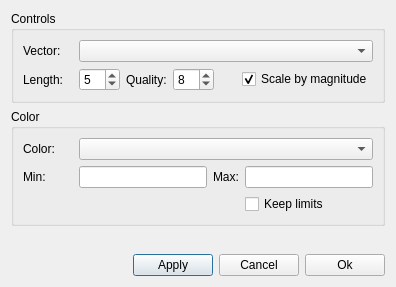
Before: the Qt Designer form ElmerGUI/vtkpost/vector.ui in tehnick/elmerfem, drawn with Qt 5.
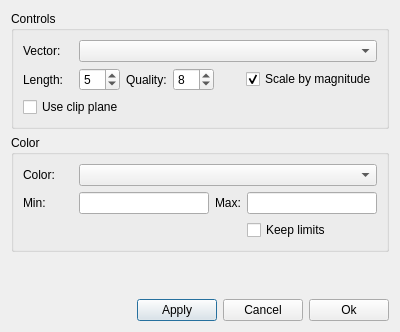
After: the same form once the commit is applied. Icons and pictures are not drawn.

Commit message: ElemrGUI: Added optional vector field clipping

Diff of the .ui file:
```diff
--- a/ElmerGUI/vtkpost/vector.ui
+++ b/ElmerGUI/vtkpost/vector.ui
@@ -5,8 +5,8 @@
    <rect>
     <x>0</x>
     <y>0</y>
-    <width>392</width>
-    <height>287</height>
+    <width>397</width>
+    <height>332</height>
    </rect>
   </property>
   <property name="windowTitle" >
@@ -137,6 +137,30 @@
         </item>
        </layout>
       </item>
+      <item>
+       <layout class="QHBoxLayout" >
+        <item>
+         <widget class="QCheckBox" name="useClip" >
+          <property name="text" >
+           <string>Use clip plane</string>
+          </property>
+         </widget>
+        </item>
+        <item>
+         <spacer>
+          <property name="orientation" >
+           <enum>Qt::Horizontal</enum>
+          </property>
+          <property name="sizeHint" >
+           <size>
+            <width>40</width>
+            <height>20</height>
+           </size>
+          </property>
+         </spacer>
+        </item>
+       </layout>
+      </item>
      </layout>
     </widget>
    </item>
@@ -246,8 +270,8 @@
      </property>
      <property name="sizeHint" >
       <size>
-       <width>374</width>
-       <height>21</height>
+       <width>378</width>
+       <height>16</height>
       </size>
      </property>
     </spacer>
```
The commit also changes 1 other file.
